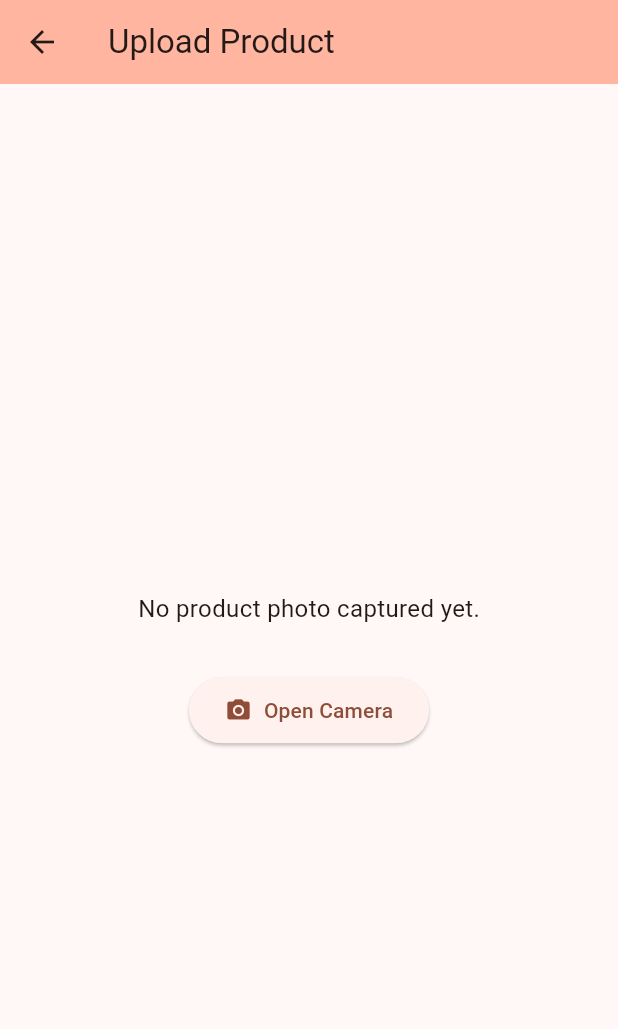
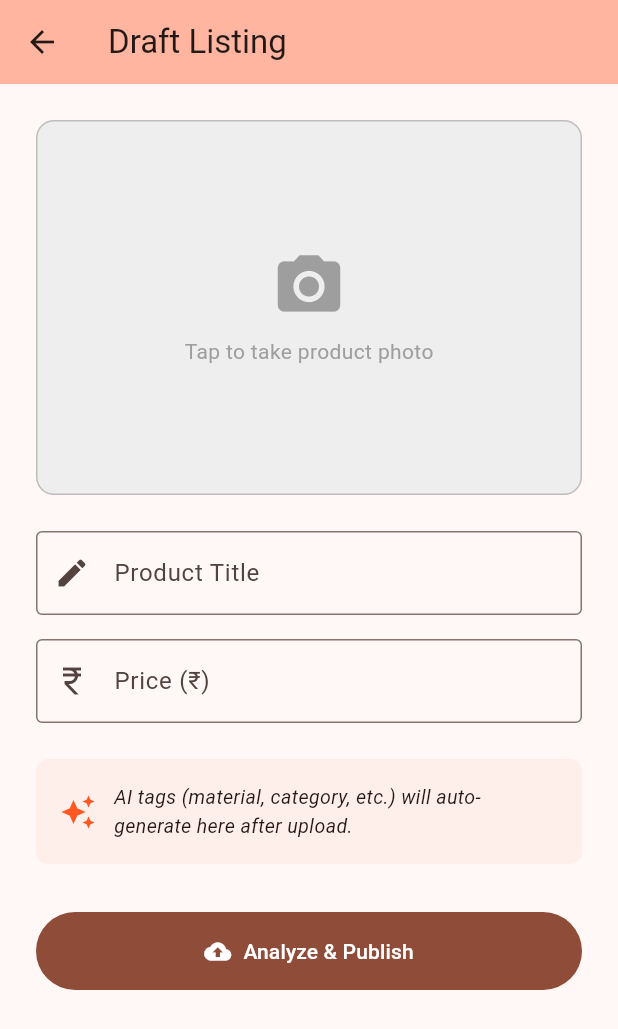
Before and after one commit to greeshman0407/CrafLens, a Flutter app: the UploadScreen screen opened directly, on a phone screen of 412 x 824 dp. Shown: the top 1029 px of the screen. Run offline on Flutter 3.47's test engine with Material 3 defaults, Android fonts, the phone set to English and light mode, and no system bars; our stand-ins replace image_picker.

Commit message:
Update UploadScreen with product details form and camera layout

```diff
--- a/lib/main.dart
+++ b/lib/main.dart
@@ -86,6 +86,10 @@ class _UploadScreenState extends State<UploadScreen> {
   bool _isUploading = false;
   final ImagePicker _picker = ImagePicker();
 
+  // Controllers for the new text fields
+  final TextEditingController _titleController = TextEditingController();
+  final TextEditingController _priceController = TextEditingController();
+
   Future<void> _takePhoto() async {
     final XFile? photo = await _picker.pickImage(source: ImageSource.camera);
     if (photo != null) {
@@ -98,6 +102,14 @@ class _UploadScreenState extends State<UploadScreen> {
   Future<void> _uploadToServer() async {
     if (_imageFile == null) return;
 
+    // Basic validation
+    if (_titleController.text.isEmpty || _priceController.text.isEmpty) {
+      ScaffoldMessenger.of(context).showSnackBar(
+        const SnackBar(content: Text('Please enter a title and price.')),
+      );
+      return;
+    }
+
     setState(() {
       _isUploading = true;
     });
@@ -106,8 +118,12 @@ class _UploadScreenState extends State<UploadScreen> {
       var uri = Uri.parse('http://192.168.1.17:8000/upload');
       var request = http.MultipartRequest('POST', uri);
 
-      // 'file' is the standard field name Greeshman's Python backend will likely expect
+      // Attach the image
       request.files.add(await http.MultipartFile.fromPath('file', _imageFile!.path));
+
+      // Attach the text data for Greeshman's backend
+      request.fields['title'] = _titleController.text;
+      request.fields['price'] = _priceController.text;
 
       var response = await request.send().timeout(const Duration(seconds: 10));
 
@@ -116,6 +132,7 @@ class _UploadScreenState extends State<UploadScreen> {
           ScaffoldMessenger.of(context).showSnackBar(
             const SnackBar(content: Text('Upload successful! AI tagging complete.')),
           );
+          Navigator.pop(context); // Go back to dashboard after success
         }
       } else {
         if (mounted) {
@@ -131,9 +148,11 @@ class _UploadScreenState extends State<UploadScreen> {
         );
       }
     } finally {
+      if (mounted) {
         setState(() {
           _isUploading = false;
         });
+      }
     }
   }
 
@@ -141,40 +160,95 @@ class _UploadScreenState extends State<UploadScreen> {
   Widget build(BuildContext context) {
     return Scaffold(
       appBar: AppBar(
-        title: const Text('Upload Product'),
+        title: const Text('Draft Listing'),
         backgroundColor: Theme.of(context).colorScheme.inversePrimary,
       ),
-      body: Center(
+      body: SingleChildScrollView(
+        padding: const EdgeInsets.all(24.0),
         child: Column(
+          crossAxisAlignment: CrossAxisAlignment.stretch,
+          children: [
+            // Image Preview Area
+            GestureDetector(
+              onTap: _takePhoto,
+              child: Container(
+                height: 250,
+                decoration: BoxDecoration(
+                  color: Colors.grey.shade200,
+                  borderRadius: BorderRadius.circular(12),
+                  border: Border.all(color: Colors.grey.shade400, style: BorderStyle.solid),
+                ),
+                child: _imageFile != null
+                    ? ClipRRect(
+                  borderRadius: BorderRadius.circular(12),
+                  child: Image.file(_imageFile!, fit: BoxFit.cover),
+                )
+                    : const Column(
                   mainAxisAlignment: MainAxisAlignment.center,
                   children: [
-            if (_imageFile != null)
-              Padding(
-                padding: const EdgeInsets.all(16.0),
-                child: ClipRRect(
-                  borderRadius: BorderRadius.circular(12),
-                  child: Image.file(_imageFile!, height: 300, fit: BoxFit.cover),
+                    Icon(Icons.camera_alt, size: 50, color: Colors.grey),
+                    SizedBox(height: 8),
+                    Text('Tap to take product photo', style: TextStyle(color: Colors.grey)),
+                  ],
                 ),
-              )
-            else
-              const Padding(
-                padding: EdgeInsets.all(32.0),
-                child: Text('No product photo captured yet.', style: TextStyle(fontSize: 16)),
               ),
-            ElevatedButton.icon(
-              onPressed: _takePhoto,
-              icon: const Icon(Icons.camera_alt),
-              label: const Text('Open Camera'),
-              style: ElevatedButton.styleFrom(padding: const EdgeInsets.symmetric(horizontal: 24, vertical: 12)),
             ),
-            const SizedBox(height: 20),
-            if (_imageFile != null)
+            const SizedBox(height: 24),
+
+            // Product Details Form
+            TextField(
+              controller: _titleController,
+              decoration: const InputDecoration(
+                labelText: 'Product Title',
+                border: OutlineInputBorder(),
+                prefixIcon: Icon(Icons.edit),
+              ),
+            ),
+            const SizedBox(height: 16),
+
+            TextField(
+              controller: _priceController,
+              keyboardType: TextInputType.number,
+              decoration: const InputDecoration(
+                labelText: 'Price (₹)',
+                border: OutlineInputBorder(),
+                prefixIcon: Icon(Icons.currency_rupee),
+              ),
+            ),
+            const SizedBox(height: 24),
+
+            // AI Tags Placeholder
+            Container(
+              padding: const EdgeInsets.all(16),
+              decoration: BoxDecoration(
+                color: Theme.of(context).colorScheme.primaryContainer.withOpacity(0.3),
+                borderRadius: BorderRadius.circular(8),
+              ),
+              child: const Row(
+                children: [
+                  Icon(Icons.auto_awesome, color: Colors.deepOrange),
+                  SizedBox(width: 12),
+                  Expanded(
+                    child: Text(
+                      'AI tags (material, category, etc.) will auto-generate here after upload.',
+                      style: TextStyle(fontSize: 13, fontStyle: FontStyle.italic),
+                    ),
+                  ),
+                ],
+              ),
+            ),
+            const SizedBox(height: 32),
+
+            // Submit Button
             _isUploading
-                  ? const CircularProgressIndicator()
+                ? const Center(child: CircularProgressIndicator())
                 : FilledButton.icon(
               onPressed: _uploadToServer,
               icon: const Icon(Icons.cloud_upload),
-                label: const Text('Analyze & Upload'),
+              label: const Text('Analyze & Publish'),
+              style: FilledButton.styleFrom(
+                padding: const EdgeInsets.symmetric(vertical: 16),
+              ),
             ),
           ],
         ),
```
Lines whose indentation alone changed are shown as unchanged.
